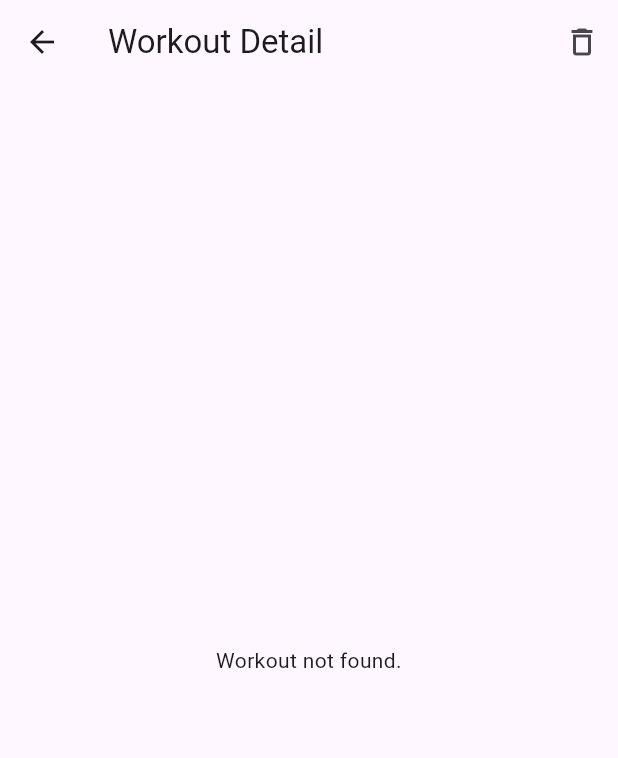
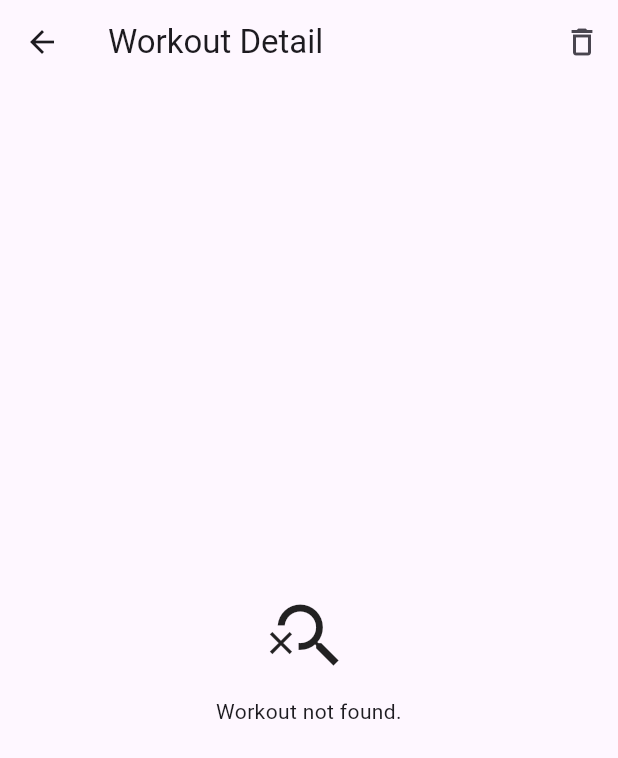
Before and after one commit to TeamirTesh/FitLog, a Flutter app: the WorkoutDetailScreen screen opened directly with empty values, on a phone screen of 412 x 824 dp. Shown: the top 758 px of the screen. Run offline on Flutter 3.47's test engine with Material 3 defaults, Android fonts, the phone set to English and light mode, and no system bars; our stand-ins replace shared_preferences, sqflite; accounts and stored records are empty.

Commit message:
Add validation, loading states, and empty states across all screens

```diff
--- a/lib/screens/workout_detail_screen.dart
+++ b/lib/screens/workout_detail_screen.dart
@@ -15,6 +15,7 @@ class _WorkoutDetailScreenState extends State<WorkoutDetailScreen> {
   final DatabaseHelper _db = DatabaseHelper.instance;
 
   bool _loading = false;
+  bool _deleting = false;
   Map<String, Object?>? _workout;
   List<Map<String, Object?>> _exerciseRows = const [];
 
@@ -76,6 +77,7 @@ class _WorkoutDetailScreenState extends State<WorkoutDetailScreen> {
 
     if (confirm != true) return;
 
+    setState(() => _deleting = true);
     try {
       await _db.deleteWorkout(widget.workoutId);
       if (!mounted) return;
@@ -85,6 +87,10 @@ class _WorkoutDetailScreenState extends State<WorkoutDetailScreen> {
       ScaffoldMessenger.of(context).showSnackBar(
         SnackBar(content: Text('Failed to delete workout: $e')),
       );
+    } finally {
+      if (mounted) {
+        setState(() => _deleting = false);
+      }
     }
   }
 
@@ -96,8 +102,14 @@ class _WorkoutDetailScreenState extends State<WorkoutDetailScreen> {
         actions: [
           IconButton(
             tooltip: 'Delete workout',
-            onPressed: _deleteWorkout,
-            icon: const Icon(Icons.delete_outline),
+            onPressed: _deleting ? null : _deleteWorkout,
+            icon: _deleting
+                ? const SizedBox(
+                    width: 20,
+                    height: 20,
+                    child: CircularProgressIndicator(strokeWidth: 2),
+                  )
+                : const Icon(Icons.delete_outline),
           ),
         ],
       ),
@@ -107,9 +119,16 @@ class _WorkoutDetailScreenState extends State<WorkoutDetailScreen> {
               ? const Center(
                   child: Padding(
                     padding: EdgeInsets.all(24),
-                    child: Text(
-                      'Workout not found.',
-                      textAlign: TextAlign.center,
+                    child: Column(
+                      mainAxisSize: MainAxisSize.min,
+                      children: [
+                        Icon(Icons.search_off, size: 56),
+                        SizedBox(height: 12),
+                        Text(
+                          'Workout not found.',
+                          textAlign: TextAlign.center,
+                        ),
+                      ],
                     ),
                   ),
                 )
@@ -143,10 +162,25 @@ class _WorkoutDetailScreenState extends State<WorkoutDetailScreen> {
                     ),
                     const SizedBox(height: 8),
                     if (_exerciseRows.isEmpty)
-                      const Card(
+                      Card(
                         child: Padding(
-                          padding: EdgeInsets.all(14),
-                          child: Text('No exercises logged for this workout.'),
+                          padding: const EdgeInsets.all(14),
+                          child: Row(
+                            children: [
+                              Icon(
+                                Icons.playlist_remove,
+                                color: Theme.of(context)
+                                    .colorScheme
+                                    .onSurfaceVariant,
+                              ),
+                              const SizedBox(width: 10),
+                              const Expanded(
+                                child: Text(
+                                  'No exercises logged for this workout.',
+                                ),
+                              ),
+                            ],
+                          ),
                         ),
                       )
                     else
```
Also changed, not shown: lib/screens/exercise_manager_screen.dart (+131 -39 lines), lib/screens/history_screen.dart (+8 -1 lines).
